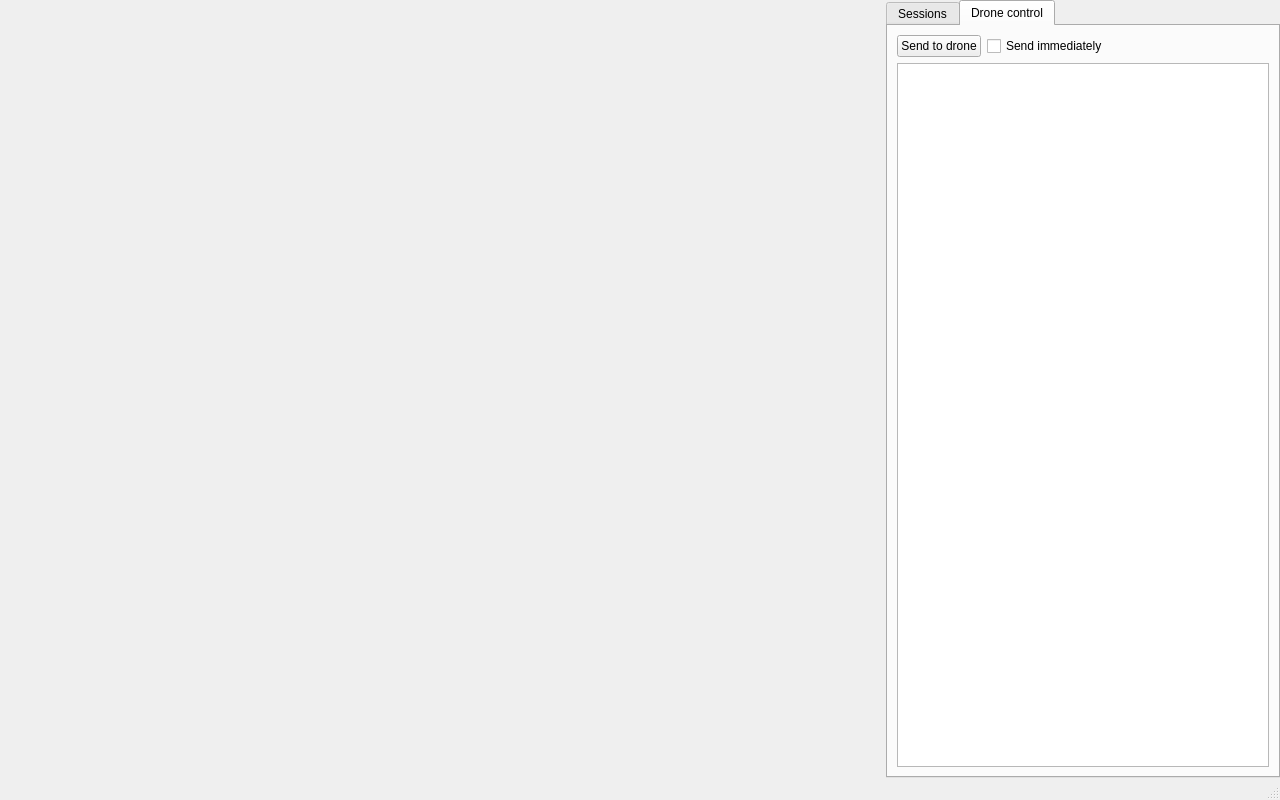
First picture: the form in mainwindow.ui, repository anatolym78/BoardStation, before the edit.
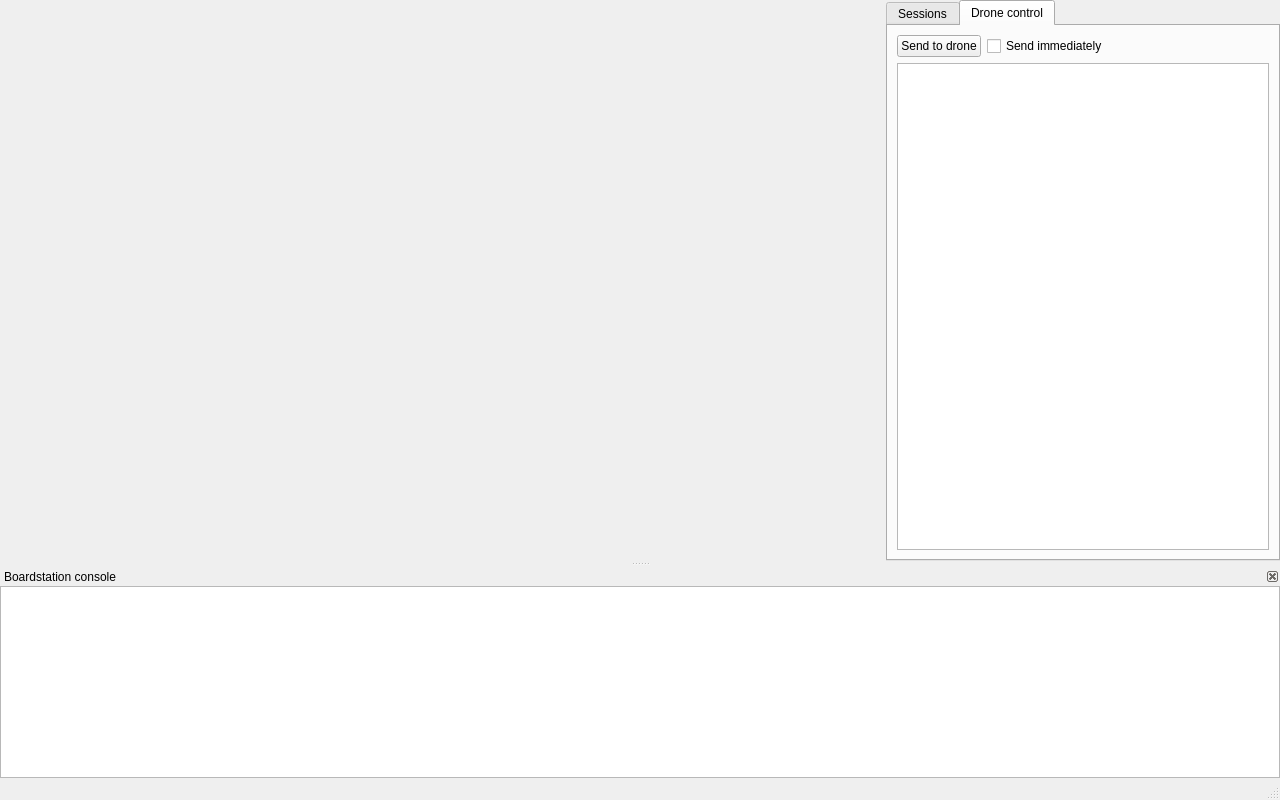
Second picture: the form after the edit. Icons and pictures are not drawn. Custom widgets are drawn as their Qt base class.

Commit message: Добавили консоль логов.

Diff of the .ui file:
```diff
--- a/mainwindow.ui
+++ b/mainwindow.ui
@@ -142,6 +142,42 @@
     </item>
    </layout>
   </widget>
+  <widget class="QDockWidget" name="consoleDockWidget">
+   <property name="floating">
+    <bool>false</bool>
+   </property>
+   <property name="features">
+    <set>QDockWidget::DockWidgetClosable</set>
+   </property>
+   <property name="windowTitle">
+    <string>Boardstation console</string>
+   </property>
+   <attribute name="dockWidgetArea">
+    <number>8</number>
+   </attribute>
+   <widget class="QWidget" name="dockWidgetContents_Console">
+    <layout class="QVBoxLayout" name="verticalLayout_Console">
+     <property name="spacing">
+      <number>0</number>
+     </property>
+     <property name="leftMargin">
+      <number>0</number>
+     </property>
+     <property name="topMargin">
+      <number>0</number>
+     </property>
+     <property name="rightMargin">
+      <number>0</number>
+     </property>
+     <property name="bottomMargin">
+      <number>0</number>
+     </property>
+     <item>
+      <widget class="QTextEdit" name="consoleTextEdit"/>
+     </item>
+    </layout>
+   </widget>
+  </widget>
   <widget class="QMenuBar" name="menubar">
    <property name="geometry">
     <rect>
```
